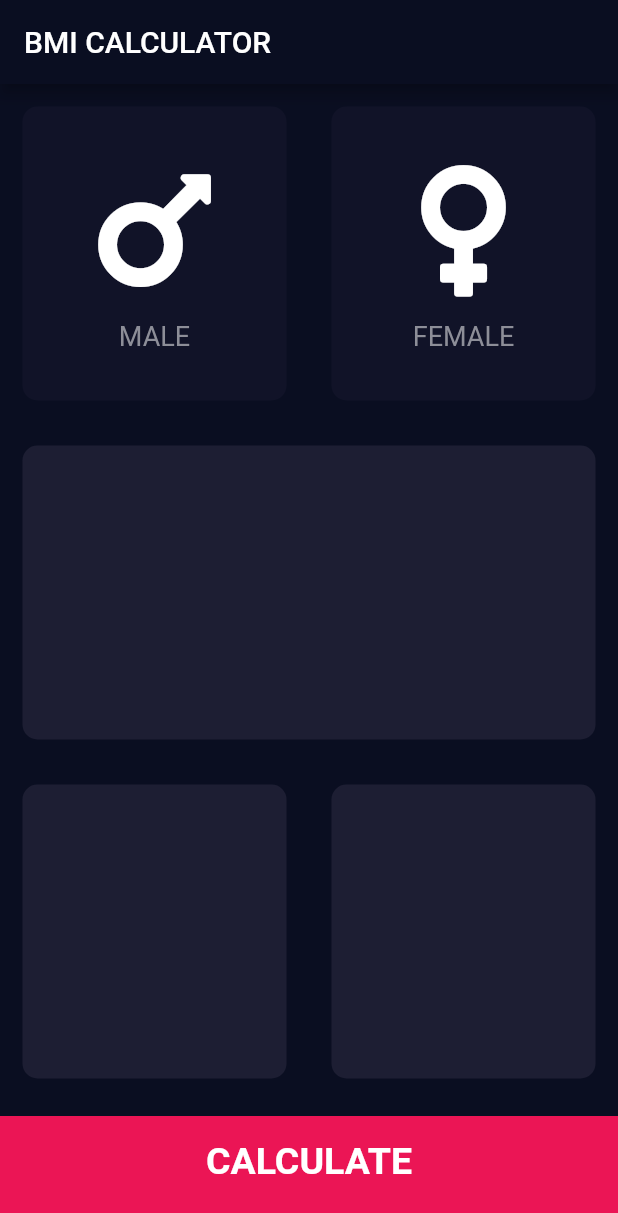
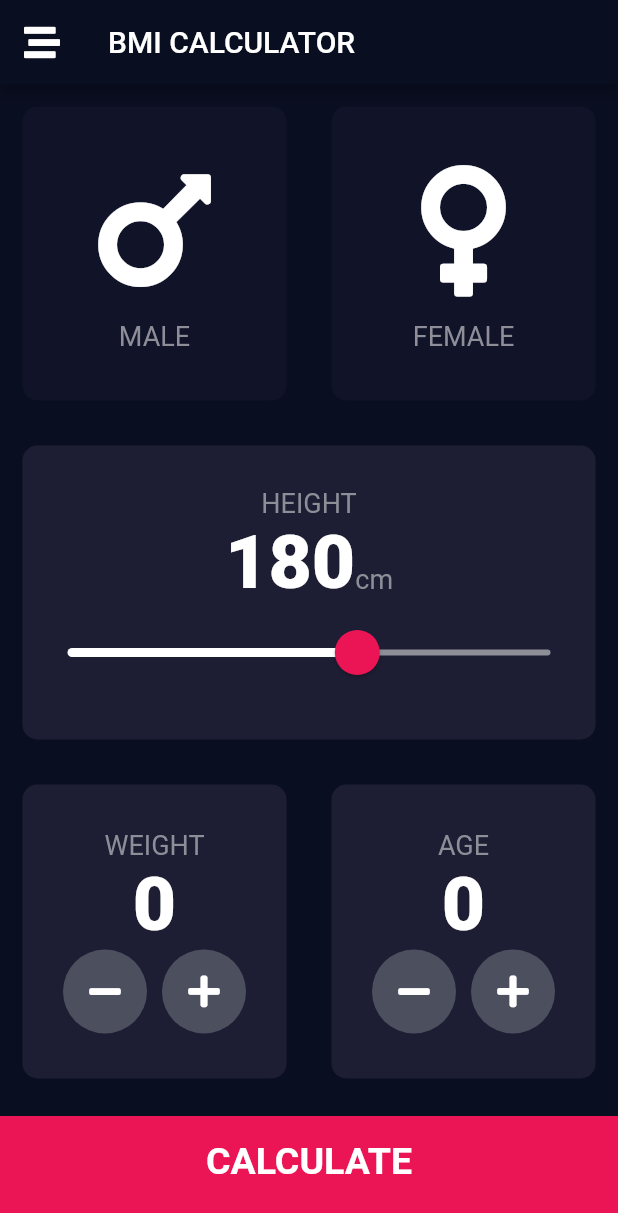
Before and after one commit to pr0mila/Flutter-Practice, a Flutter app: the screen it shows after launch, on a phone screen of 412 x 824 dp. Shown: the top 1213 px of the screen. Run offline on Flutter 3.47's test engine with Material 2 defaults, Android fonts, the phone set to English and light mode, and no system bars; our stand-ins replace font_awesome_flutter.

Commit message:
UI done with all reusable widget

```diff
--- a/lib/components/bottom_button.dart
+++ b/lib/components/bottom_button.dart
@@ -2,20 +2,20 @@ import 'package:flutter/material.dart';
 import 'package:flutterintermediate/screens/results_page.dart';
 import '../constants.dart';
 
+
 class BottomButton extends StatelessWidget {
 
 
-  BottomButton({required this.buttonText});
+  BottomButton({required this.buttonText,required this.onTap});
   final String buttonText;
- // final Function onTap;
+  final VoidCallback onTap;
 
 
   @override
   Widget build(BuildContext context) {
     return GestureDetector(
-      onTap: (){
-        Navigator.push(context, MaterialPageRoute(builder: (context)=>ResultPage()));
-      },
+      onTap: onTap
+      ,
       child: Container(
         child: Center(
           child: Text(
--- a/lib/components/round_icon_button.dart
+++ b/lib/components/round_icon_button.dart
@@ -4,14 +4,14 @@ class RoundIconButton extends StatelessWidget {
   RoundIconButton({required this.icon,required this.onPressed});
 
   final IconData icon;
-  final Function onPressed;
+  final VoidCallback onPressed;
 
   @override
   Widget build(BuildContext context) {
     return RawMaterialButton(
       elevation: 0.0,
       child: Icon(icon),
-      onPressed:() {onPressed;},
+      onPressed:onPressed,
       constraints: BoxConstraints.tightFor(
           width: 56.0,
           height: 56.0
--- a/lib/screens/inputpage.dart
+++ b/lib/screens/inputpage.dart
@@ -1,4 +1,5 @@
 import 'package:flutter/painting.dart';
+import 'package:flutterintermediate/components/round_icon_button.dart';
 import 'package:flutterintermediate/screens/results_page.dart';
 
 import '../components/reusable_card.dart';
@@ -19,6 +20,9 @@ class _InputPageState extends State<InputPage> {
   Color maleCardColor = inactivatedCardColor;
   Color femaleCardColor = inactivatedCardColor;
   Gender? gender;
+  int height = 180;
+  int weight = 0;
+  int age = 0;
 
   @override
   Widget build(BuildContext context) {
@@ -26,6 +30,9 @@ class _InputPageState extends State<InputPage> {
       appBar: AppBar(
         backgroundColor: backgroundCardColor,
         title: Text('BMI CALCULATOR'),
+        leading: Icon(
+          FontAwesomeIcons.stream,
+        ),
       ),
       body: Column(
         children: [
@@ -62,27 +69,141 @@ class _InputPageState extends State<InputPage> {
             ),
           ),
           Expanded(
-            child: ReusableCard(colour: activatedCardColor),
+            child: ReusableCard(
+              colour: activatedCardColor,
+              cardChild: Column(
+                mainAxisAlignment: MainAxisAlignment.center,
+                children: <Widget>[
+                  Text(
+                    'HEIGHT',
+                    style: labelText,
+                  ),
+                  Row(
+                    mainAxisAlignment: MainAxisAlignment.center,
+                    crossAxisAlignment: CrossAxisAlignment.baseline,
+                    textBaseline: TextBaseline.alphabetic,
+                    children: <Widget>[
+                      Text(
+                        height.toString(),
+                        style: numberText,
+                      ),
+                      Text(
+                        'cm',
+                        style: labelText,
+                      ),
+                    ],
+                  ),
+                  SliderTheme(
+                    data: SliderTheme.of(context).copyWith(
+                        activeTrackColor: Colors.white,
+                        thumbColor: Color(0xFFEB1555),
+                        overlayColor: Color(0x29EB1555),
+                        inactiveTrackColor: Color(0xFF8D8E98),
+                        thumbShape: RoundSliderThumbShape(
+                          enabledThumbRadius: 15.0,
+                        ),
+                        overlayShape:
+                            RoundSliderOverlayShape(overlayRadius: 30.0)),
+                    child: Slider(
+                        value: height.toDouble(),
+                        min: 120.0,
+                        max: 220.0,
+                        onChanged: (double newValue) {
+                          setState(() {
+                            height = newValue.round();
+                          });
+                        }),
+                  )
+                ],
+              ),
+            ),
           ),
           Expanded(
             child: Row(
               children: <Widget>[
                 Expanded(
-                  child: ReusableCard(colour: activatedCardColor),
+                  child: ReusableCard(
+                    colour: activatedCardColor,
+                    cardChild: Column(
+                      mainAxisAlignment: MainAxisAlignment.center,
+                      children: <Widget>[
+                        Text(
+                          'WEIGHT',
+                          style: labelText,
+                        ),
+                        Text(
+                          weight.toString(),
+                          style: numberText,
+                        ),
+                        Row(
+                          mainAxisAlignment: MainAxisAlignment.center,
+                          children: [
+                            RoundIconButton(
+                                icon: FontAwesomeIcons.minus,
+                                onPressed: () {
+                                  setState(() {
+                                    weight--;
+                                  });
+                                }),
+                            SizedBox(width: 10.0),
+                            RoundIconButton(
+                                icon: FontAwesomeIcons.plus,
+                                onPressed: () {
+                                  setState(() {
+                                    weight++;
+                                  });
+                                }),
+                          ],
+                        )
+                      ],
+                    ),
+                  ),
                 ),
                 Expanded(
-                  child: ReusableCard(colour: activatedCardColor),
+                  child: ReusableCard(
+                    colour: activatedCardColor,
+                    cardChild: Column(
+                      mainAxisAlignment: MainAxisAlignment.center,
+                      children: <Widget>[
+                        Text(
+                          'AGE',
+                          style: labelText,
+                        ),
+                        Text(
+                          age.toString(),
+                          style: numberText,
+                        ),
+                        Row(
+                          mainAxisAlignment: MainAxisAlignment.center,
+                          children: [
+                            RoundIconButton(
+                                icon: FontAwesomeIcons.minus,
+                                onPressed: () {
+                                  setState(() {
+                                    age--;
+                                  });
+                                }),
+                            SizedBox(width: 10.0),
+                            RoundIconButton(
+                                icon: FontAwesomeIcons.plus,
+                                onPressed: () {
+                                  setState(() {
+                                    age++;
+                                  });
+                                }),
+                          ],
+                        )
+                      ],
+                    ),
+                  ),
                 ),
               ],
             ),
           ),
           BottomButton(
-            buttonText: 'CALCULATE',
-            onTap: () {
-              Navigator.push(context,
-                  MaterialPageRoute(builder: (context) => ResultPage()));
-            },
-          )
+              buttonText: 'CALCULATE',
+              onTap: () => Navigator.push(context,
+                  MaterialPageRoute(builder: (context) => ResultPage())))
         ],
       ),
     );
```
